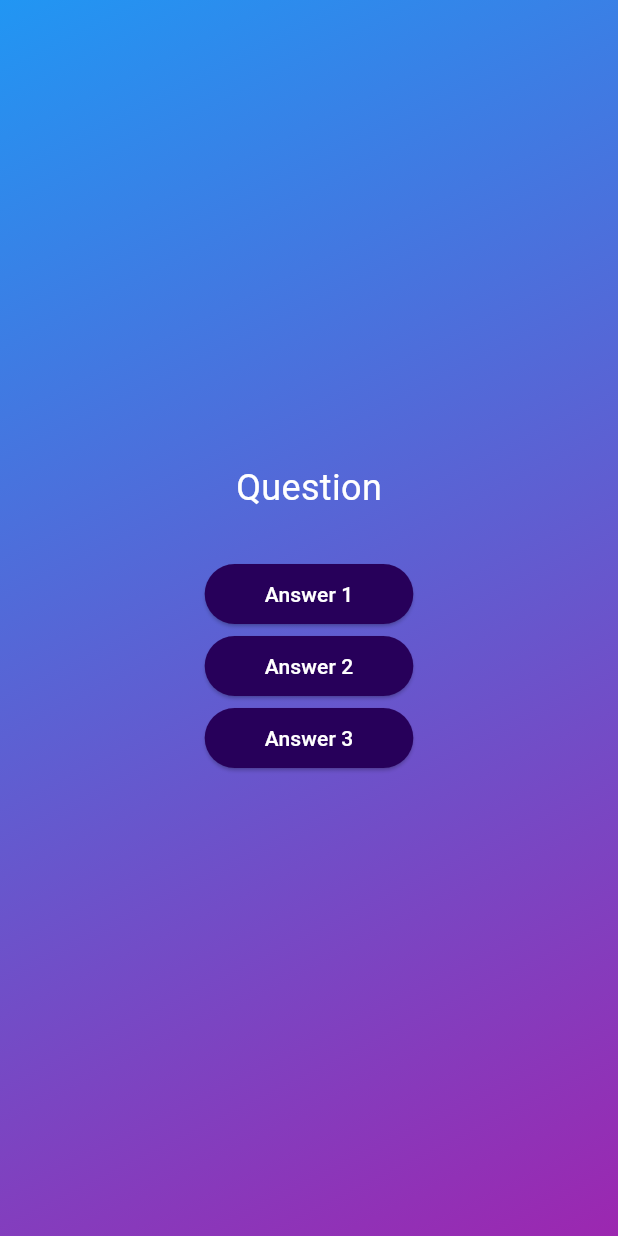
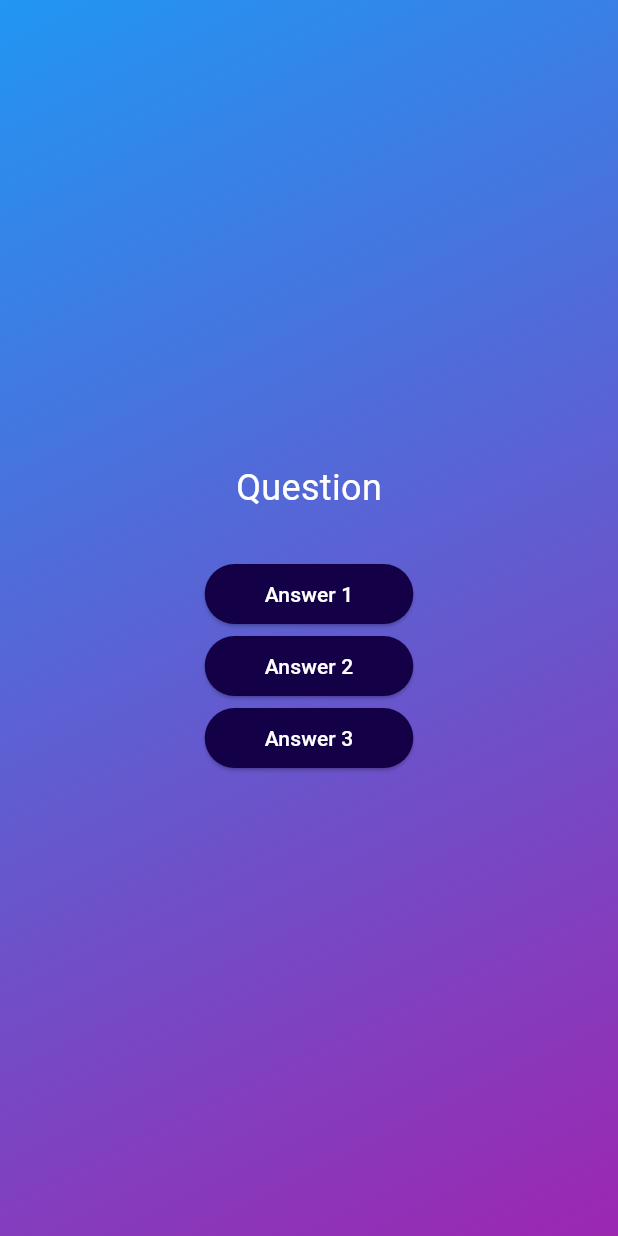
Before and after one commit to thusarakap/flutter_quiz_app, a Flutter app: the screen it shows after launch, after a tap on "Start Quiz", on a phone screen of 412 x 824 dp. Run offline on Flutter 3.47's test engine with Material 3 defaults, Android fonts, the phone set to English and light mode, and no system bars.

Commit message:
Update answer_button.dart

```diff
--- a/lib/components/answer_button.dart
+++ b/lib/components/answer_button.dart
@@ -1,7 +1,8 @@
 import 'package:flutter/material.dart';
 
 class AnswerButton extends StatelessWidget {
-  const AnswerButton({super.key, required this.answerText, required this.onTap});
+  const AnswerButton(
+      {super.key, required this.answerText, required this.onTap});
 
   final String answerText;
   final void Function() onTap;
@@ -11,11 +12,14 @@ class AnswerButton extends StatelessWidget {
     return ElevatedButton(
       onPressed: onTap,
       style: ElevatedButton.styleFrom(
-        backgroundColor: const Color.fromARGB(255, 39, 0, 90),
+        backgroundColor: const Color.fromARGB(255, 19, 0, 71),
         foregroundColor: Colors.white,
         padding: const EdgeInsets.symmetric(horizontal: 40, vertical: 10),
       ),
-      child: Text(answerText),
+      child: Text(
+        answerText,
+        textAlign: TextAlign.center,
+      ),
     );
   }
 }
```
